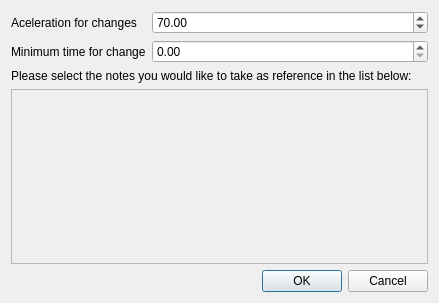
Before: the Qt Designer form views/states_from_notes_form.ui in fenahurtado/robot-flautista, drawn with Qt 5.
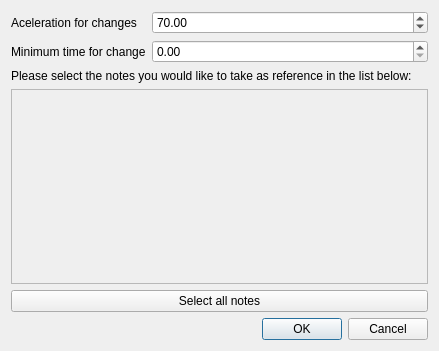
After: the same form once the commit is applied.

Patch:
```diff
--- a/views/states_from_notes_form.ui
+++ b/views/states_from_notes_form.ui
@@ -7,17 +7,27 @@
     <x>0</x>
     <y>0</y>
     <width>439</width>
-    <height>303</height>
+    <height>351</height>
    </rect>
   </property>
   <property name="windowTitle">
    <string>Dialog</string>
   </property>
   <layout class="QGridLayout" name="gridLayout">
-   <item row="0" column="0">
-    <widget class="QLabel" name="label">
+   <item row="1" column="0">
+    <widget class="QLabel" name="label_2">
      <property name="text">
-      <string>Aceleration for changes</string>
+      <string>Minimum time for change</string>
+     </property>
+    </widget>
+   </item>
+   <item row="6" column="1">
+    <widget class="QDialogButtonBox" name="buttonBox">
+     <property name="orientation">
+      <enum>Qt::Horizontal</enum>
+     </property>
+     <property name="standardButtons">
+      <set>QDialogButtonBox::Cancel|QDialogButtonBox::Ok</set>
      </property>
     </widget>
    </item>
@@ -34,13 +44,6 @@
      </property>
     </widget>
    </item>
-   <item row="1" column="0">
-    <widget class="QLabel" name="label_2">
-     <property name="text">
-      <string>Minimum time for change</string>
-     </property>
-    </widget>
-   </item>
    <item row="1" column="1">
     <widget class="QDoubleSpinBox" name="minTimeSpinBox"/>
    </item>
@@ -54,13 +57,10 @@
      </property>
     </widget>
    </item>
-   <item row="4" column="1">
-    <widget class="QDialogButtonBox" name="buttonBox">
-     <property name="orientation">
-      <enum>Qt::Horizontal</enum>
-     </property>
-     <property name="standardButtons">
-      <set>QDialogButtonBox::Cancel|QDialogButtonBox::Ok</set>
+   <item row="0" column="0">
+    <widget class="QLabel" name="label">
+     <property name="text">
+      <string>Aceleration for changes</string>
      </property>
     </widget>
    </item>
@@ -74,14 +74,11 @@
        <rect>
         <x>0</x>
         <y>0</y>
-        <width>423</width>
-        <height>106</height>
+        <width>415</width>
+        <height>144</height>
        </rect>
       </property>
       <layout class="QGridLayout" name="gridLayout_2">
-       <item row="1" column="0">
-        <layout class="QHBoxLayout" name="notesLayout"/>
-       </item>
        <item row="1" column="1">
         <spacer name="horizontalSpacer">
          <property name="orientation">
@@ -95,10 +92,20 @@
          </property>
         </spacer>
        </item>
+       <item row="1" column="0">
+        <layout class="QHBoxLayout" name="notesLayout"/>
+       </item>
       </layout>
      </widget>
     </widget>
    </item>
+   <item row="5" column="0" colspan="2">
+    <widget class="QPushButton" name="button_2">
+     <property name="text">
+      <string>Select all notes</string>
+     </property>
+    </widget>
+   </item>
   </layout>
  </widget>
  <resources/>
```
